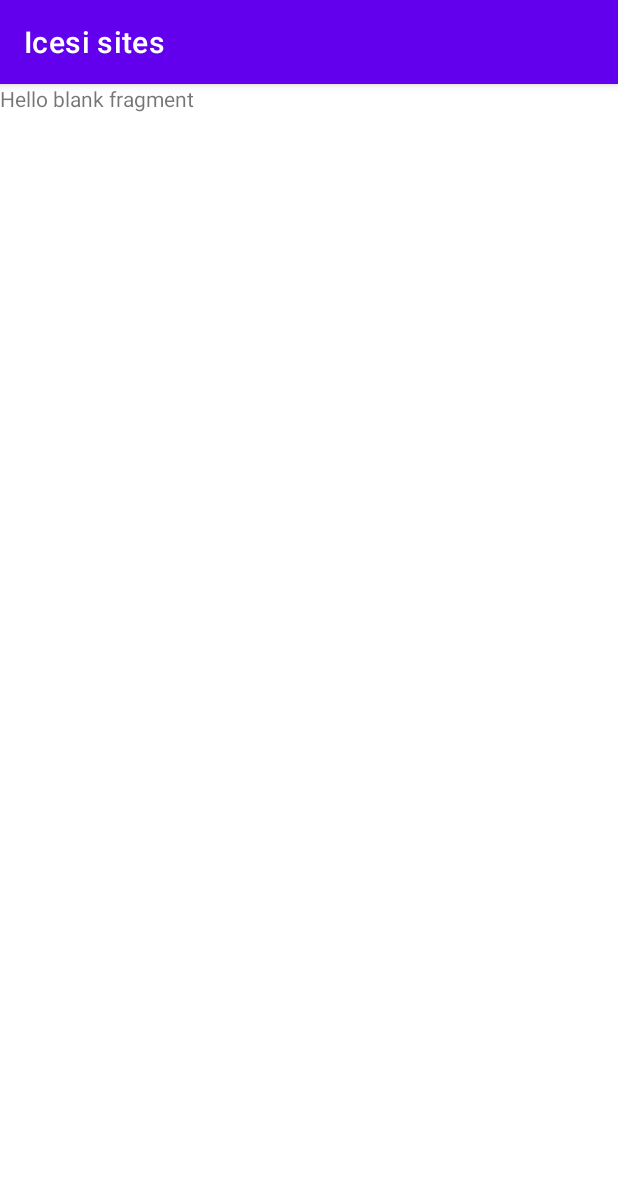
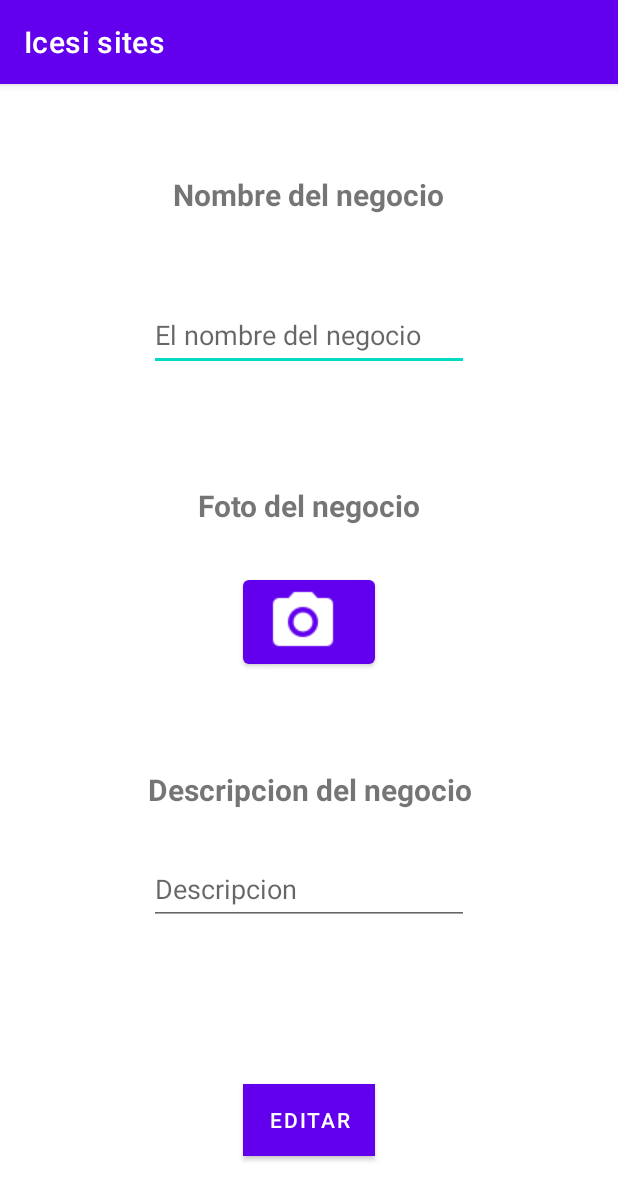
Before and after one commit to andrescuellar123/Reto_1, an Android app: the fragment fragment_perfil_edit shown on its own in the app's theme, on a phone screen of 412 x 824 dp. Shown: the top 1200 px of the screen. Run offline under Robolectric (Android 15) with nearby library versions, the phone set to English and light mode, and no system bars.

Commit message:
edit profile view

```diff
--- a/app/src/main/res/layout/fragment_perfil_edit.xml
+++ b/app/src/main/res/layout/fragment_perfil_edit.xml
@@ -1,14 +1,109 @@
 <?xml version="1.0" encoding="utf-8"?>
-<FrameLayout xmlns:android="http://schemas.android.com/apk/res/android"
+<androidx.constraintlayout.widget.ConstraintLayout xmlns:app="http://schemas.android.com/apk/res-auto"
     xmlns:tools="http://schemas.android.com/tools"
+    android:layout_height="match_parent"
     android:layout_width="match_parent"
-    android:layout_height="match_parent"
-    tools:context=".fragment_perfil_edit">
+    xmlns:android="http://schemas.android.com/apk/res/android">
 
-    <!-- TODO: Update blank fragment layout -->
-    <TextView
-        android:layout_width="match_parent"
-        android:layout_height="match_parent"
-        android:text="@string/hello_blank_fragment" />
+    <androidx.constraintlayout.widget.ConstraintLayout
+        android:layout_width="351dp"
+        android:layout_height="0dp"
+        app:layout_constraintBottom_toBottomOf="parent"
+        app:layout_constraintEnd_toEndOf="parent"
+        app:layout_constraintStart_toStartOf="parent"
+        app:layout_constraintTop_toTopOf="parent"
+        app:layout_constraintVertical_bias="0.461">
 
-</FrameLayout>
+        <TextView
+            android:id="@+id/textView6"
+            android:layout_width="wrap_content"
+            android:layout_height="wrap_content"
+            android:layout_marginTop="60dp"
+            android:text="Nombre del negocio"
+            android:textSize="20sp"
+            android:textStyle="bold"
+            app:layout_constraintEnd_toEndOf="parent"
+            app:layout_constraintHorizontal_bias="0.498"
+            app:layout_constraintStart_toStartOf="parent"
+            app:layout_constraintTop_toTopOf="parent" />
+
+        <EditText
+            android:id="@+id/editTextTextPersonName"
+            android:layout_width="wrap_content"
+            android:layout_height="wrap_content"
+            android:layout_marginTop="56dp"
+            android:ems="10"
+            android:hint="El nombre del negocio"
+            android:inputType="textPersonName"
+            android:minHeight="48dp"
+            app:layout_constraintEnd_toEndOf="parent"
+            app:layout_constraintHorizontal_bias="0.497"
+            app:layout_constraintStart_toStartOf="parent"
+            app:layout_constraintTop_toBottomOf="@+id/textView6" />
+
+        <TextView
+            android:id="@+id/textView7"
+            android:layout_width="wrap_content"
+            android:layout_height="wrap_content"
+            android:layout_marginTop="76dp"
+            android:text="Foto del negocio"
+            android:textSize="20sp"
+            android:textStyle="bold"
+            app:layout_constraintEnd_toEndOf="parent"
+            app:layout_constraintStart_toStartOf="parent"
+            app:layout_constraintTop_toBottomOf="@+id/editTextTextPersonName" />
+
+        <TextView
+            android:id="@+id/textView9"
+            android:layout_width="wrap_content"
+            android:layout_height="wrap_content"
+            android:layout_marginTop="64dp"
+            android:text="Descripcion del negocio"
+            android:textSize="20sp"
+            android:textStyle="bold"
+            app:layout_constraintEnd_toEndOf="parent"
+            app:layout_constraintStart_toStartOf="parent"
+            app:layout_constraintTop_toBottomOf="@+id/button2" />
+
+        <Button
+            android:id="@+id/button2"
+            android:layout_width="wrap_content"
+            android:layout_height="wrap_content"
+            android:layout_marginTop="30dp"
+            app:icon="@drawable/camera"
+            app:layout_constraintEnd_toEndOf="parent"
+            app:layout_constraintHorizontal_bias="0.498"
+            app:layout_constraintStart_toStartOf="parent"
+            app:layout_constraintTop_toBottomOf="@+id/textView7"
+            tools:ignore="SpeakableTextPresentCheck" />
+
+        <EditText
+            android:id="@+id/editTextTextPersonName2"
+            android:layout_width="wrap_content"
+            android:layout_height="wrap_content"
+            android:layout_marginTop="120dp"
+            android:ems="10"
+            android:hint="Descripcion"
+            android:inputType="textPersonName"
+            android:minHeight="48dp"
+            app:layout_constraintEnd_toEndOf="parent"
+            app:layout_constraintHorizontal_bias="0.497"
+            app:layout_constraintStart_toStartOf="parent"
+            app:layout_constraintTop_toBottomOf="@+id/button2" />
+
+        <Button
+            android:id="@+id/button3"
+            android:layout_width="wrap_content"
+            android:layout_height="wrap_content"
+            android:layout_marginBottom="16dp"
+            android:background="#0B59E3"
+            android:text="Editar"
+            app:layout_constraintBottom_toBottomOf="parent"
+            app:layout_constraintEnd_toEndOf="parent"
+            app:layout_constraintHorizontal_bias="0.498"
+            app:layout_constraintStart_toStartOf="parent"
+            app:layout_constraintTop_toBottomOf="@+id/editTextTextPersonName2"
+            app:layout_constraintVertical_bias="0.74" />
+    </androidx.constraintlayout.widget.ConstraintLayout>
+
+</androidx.constraintlayout.widget.ConstraintLayout>
--- a/app/src/main/res/layout/fragment_select_cam_or_galery.xml
+++ b/app/src/main/res/layout/fragment_select_cam_or_galery.xml
@@ -7,7 +7,7 @@
 
     <androidx.constraintlayout.widget.ConstraintLayout
         android:layout_width="373dp"
-        android:layout_height="693dp"
+        android:layout_height="0dp"
         android:background="#D14242"
         app:layout_constraintBottom_toBottomOf="parent"
         app:layout_constraintEnd_toEndOf="parent"
```
